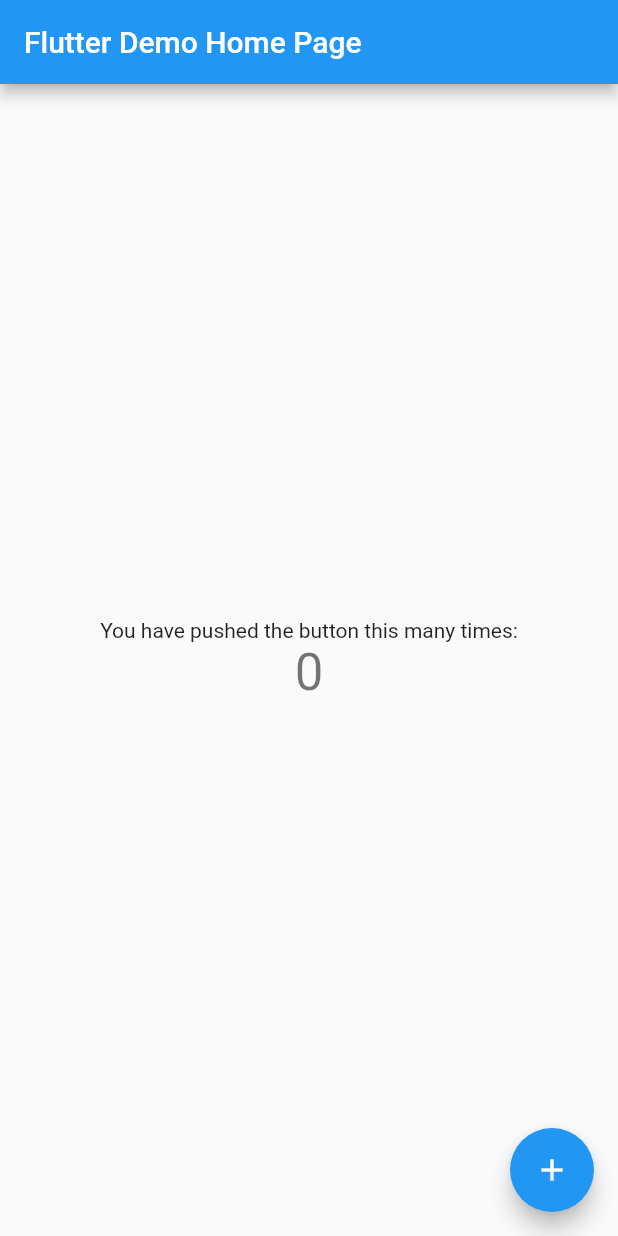
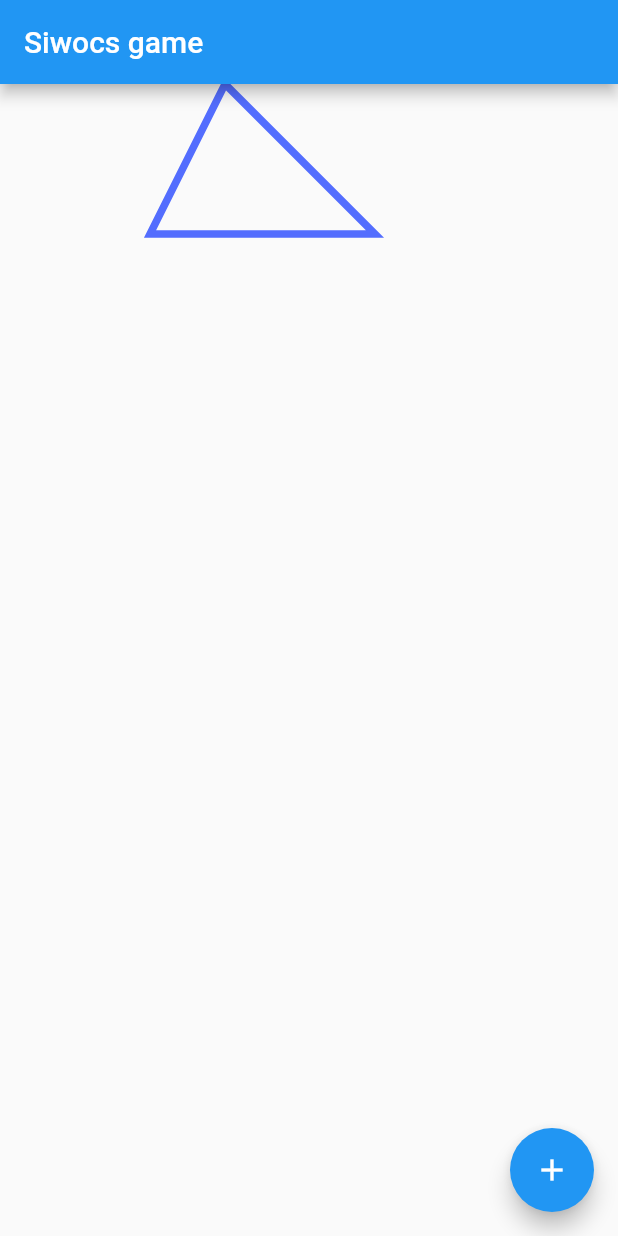
Before and after one commit to Dim145/siwocs, a Flutter app: the screen it shows after launch, on a phone screen of 412 x 824 dp. Run offline on Flutter 3.47's test engine with Material 2 defaults, Android fonts, the phone set to English and light mode, and no system bars.

Commit message:
feat: add canvas && draw test

```diff
--- a/lib/main.dart
+++ b/lib/main.dart
@@ -11,6 +11,7 @@
   @override
   Widget build(BuildContext context) {
     return MaterialApp(
+      debugShowCheckedModeBanner: false,
       title: 'Flutter Demo',
       theme: ThemeData(
         // This is the theme of your application.
@@ -24,7 +25,7 @@
         // is not restarted.
         primarySwatch: Colors.blue,
       ),
-      home: const MyHomePage(title: 'Flutter Demo Home Page'),
+      home: const MyHomePage(title: 'Siwocs game'),
     );
   }
 }
@@ -75,35 +76,8 @@
         // the App.build method, and use it to set our appbar title.
         title: Text(widget.title),
       ),
-      body: Center(
-        // Center is a layout widget. It takes a single child and positions it
-        // in the middle of the parent.
-        child: Column(
-          // Column is also a layout widget. It takes a list of children and
-          // arranges them vertically. By default, it sizes itself to fit its
-          // children horizontally, and tries to be as tall as its parent.
-          //
-          // Invoke "debug painting" (press "p" in the console, choose the
-          // "Toggle Debug Paint" action from the Flutter Inspector in Android
-          // Studio, or the "Toggle Debug Paint" command in Visual Studio Code)
-          // to see the wireframe for each widget.
-          //
-          // Column has various properties to control how it sizes itself and
-          // how it positions its children. Here we use mainAxisAlignment to
-          // center the children vertically; the main axis here is the vertical
-          // axis because Columns are vertical (the cross axis would be
-          // horizontal).
-          mainAxisAlignment: MainAxisAlignment.center,
-          children: <Widget>[
-            const Text(
-              'You have pushed the button this many times:',
-            ),
-            Text(
-              '$_counter',
-              style: Theme.of(context).textTheme.headlineMedium,
-            ),
-          ],
-        ),
+      body: CustomPaint(
+        painter: SiwocsPainter(),
       ),
       floatingActionButton: FloatingActionButton(
         onPressed: _incrementCounter,
@@ -113,3 +87,24 @@
     );
   }
 }
+
+class SiwocsPainter extends CustomPainter {
+  @override
+  void paint(Canvas canvas, Size size) {
+    final paint = Paint()
+      ..strokeWidth = 5
+      ..color = Colors.indigoAccent
+      ..style = PaintingStyle.stroke;
+
+    final triangle = Path();
+    triangle.moveTo(150, 0);
+    triangle.relativeLineTo(100, 100);
+    triangle.relativeLineTo(-150, 0);
+    triangle.close();
+
+    canvas.drawPath(triangle, paint);
+  }
+
+  @override
+  bool shouldRepaint(CustomPainter oldDelegate) => false;
+}
```
